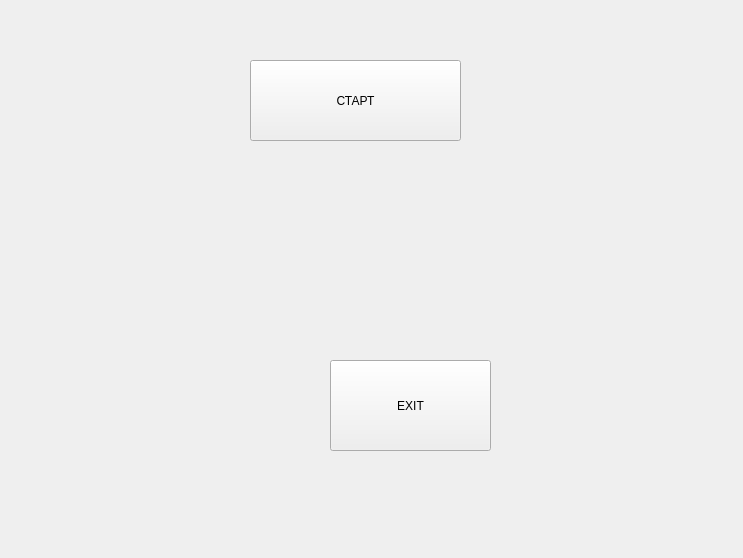
GGrify/FlappyBird, file mainmenu.ui: the form before one commit.
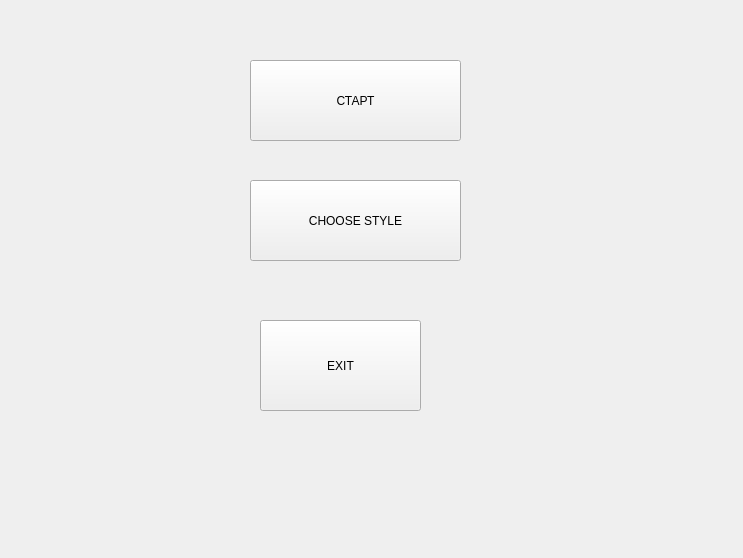
The form after the commit. Icons and pictures are not drawn.

Patch:
```diff
--- a/mainmenu.ui
+++ b/mainmenu.ui
@@ -29,8 +29,8 @@
   <widget class="QPushButton" name="pushButton_2">
    <property name="geometry">
     <rect>
-     <x>330</x>
-     <y>360</y>
+     <x>260</x>
+     <y>320</y>
      <width>161</width>
      <height>91</height>
     </rect>
@@ -39,6 +39,25 @@
     <string>EXIT</string>
    </property>
   </widget>
+  <widget class="QPushButton" name="pushButton_3">
+   <property name="geometry">
+    <rect>
+     <x>250</x>
+     <y>180</y>
+     <width>211</width>
+     <height>81</height>
+    </rect>
+   </property>
+   <property name="cursor">
+    <cursorShape>PointingHandCursor</cursorShape>
+   </property>
+   <property name="styleSheet">
+    <string notr="true">background: url(:/images/BG_2.png)</string>
+   </property>
+   <property name="text">
+    <string>CHOOSE STYLE</string>
+   </property>
+  </widget>
  </widget>
  <resources/>
  <connections/>
```
Left out of the diff: 6 changed lines with no effect on the pictures.
